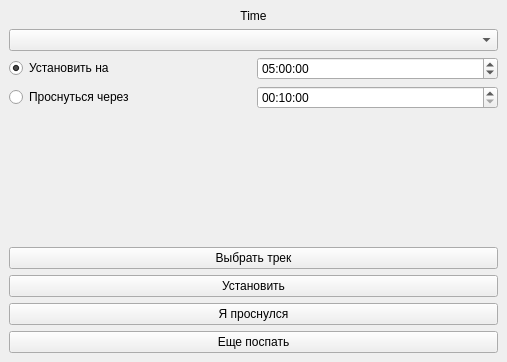
First picture: the form in UserInt/mainwindow.ui, repository Aily-Hhh/Universal-watch, before the edit.
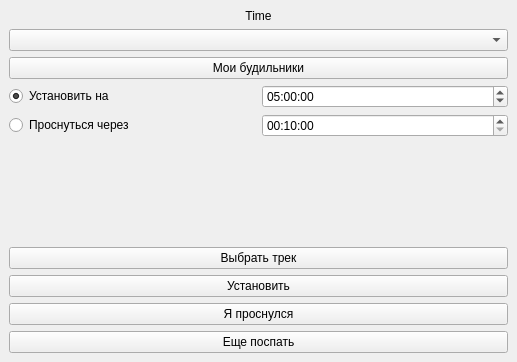
Second picture: the form after the edit.

What changed in the file:
```diff
--- a/UserInt/mainwindow.ui
+++ b/UserInt/mainwindow.ui
@@ -6,7 +6,7 @@
    <rect>
     <x>0</x>
     <y>0</y>
-    <width>507</width>
+    <width>517</width>
     <height>362</height>
    </rect>
   </property>
@@ -28,6 +28,13 @@
     <item>
      <widget class="QComboBox" name="timezone_cb"/>
     </item>
+    <item>
+     <widget class="QPushButton" name="db_btn">
+      <property name="text">
+       <string>Мои будильники</string>
+      </property>
+     </widget>
+    </item>
     <item>
      <layout class="QGridLayout" name="gridLayout">
       <item row="0" column="0">
@@ -80,16 +87,6 @@
       </item>
      </layout>
     </item>
-    <item>
-     <widget class="QLabel" name="time_remaining">
-      <property name="text">
-       <string/>
-      </property>
-      <property name="alignment">
-       <set>Qt::AlignCenter</set>
-      </property>
-     </widget>
-    </item>
     <item>
      <spacer name="verticalSpacer">
       <property name="orientation">
@@ -103,6 +100,16 @@
       </property>
      </spacer>
     </item>
+    <item>
+     <widget class="QLabel" name="time_remaining">
+      <property name="text">
+       <string/>
+      </property>
+      <property name="alignment">
+       <set>Qt::AlignCenter</set>
+      </property>
+     </widget>
+    </item>
     <item>
      <widget class="QPushButton" name="audio_selection">
       <property name="text">
```
